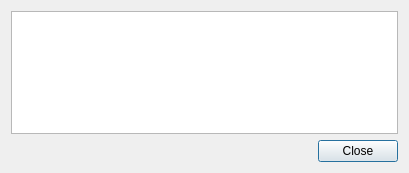
Qt form source/common/ui/status_dialog.ui (dchapyshev/aspia) before a commit.
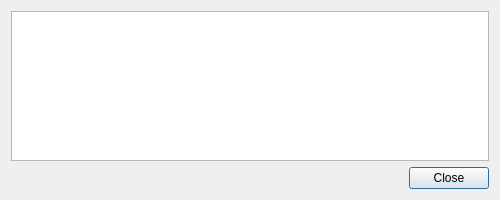
The same form after that commit.

Patch:
```diff
--- a/source/common/ui/status_dialog.ui
+++ b/source/common/ui/status_dialog.ui
@@ -6,8 +6,8 @@
    <rect>
     <x>0</x>
     <y>0</y>
-    <width>409</width>
-    <height>173</height>
+    <width>500</width>
+    <height>200</height>
    </rect>
   </property>
   <property name="windowTitle">
```
